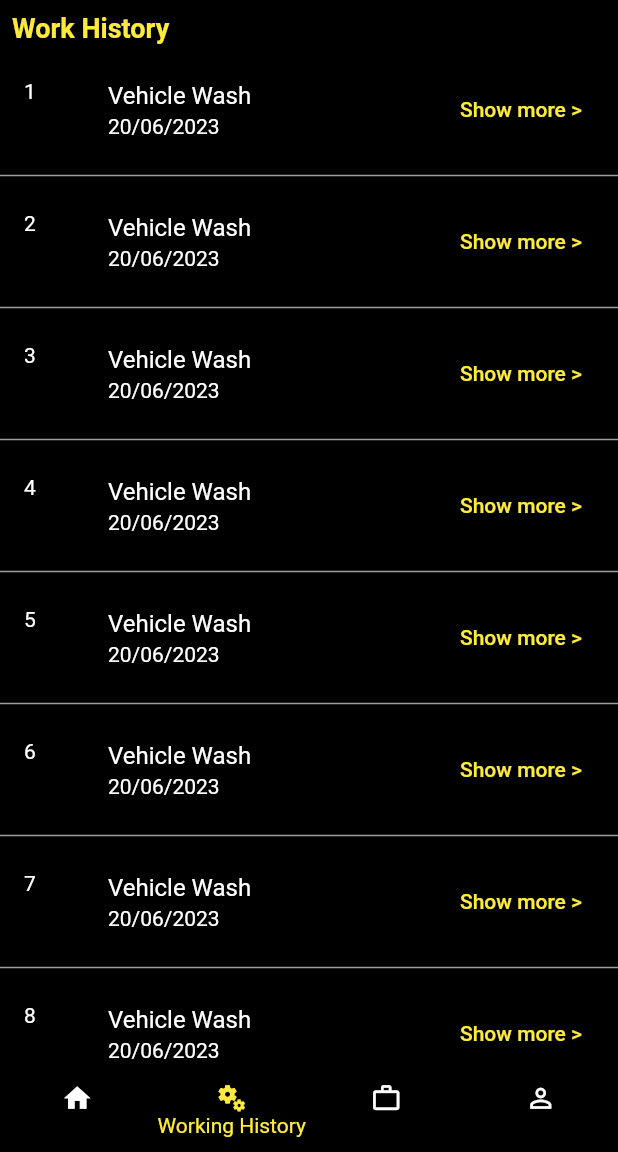
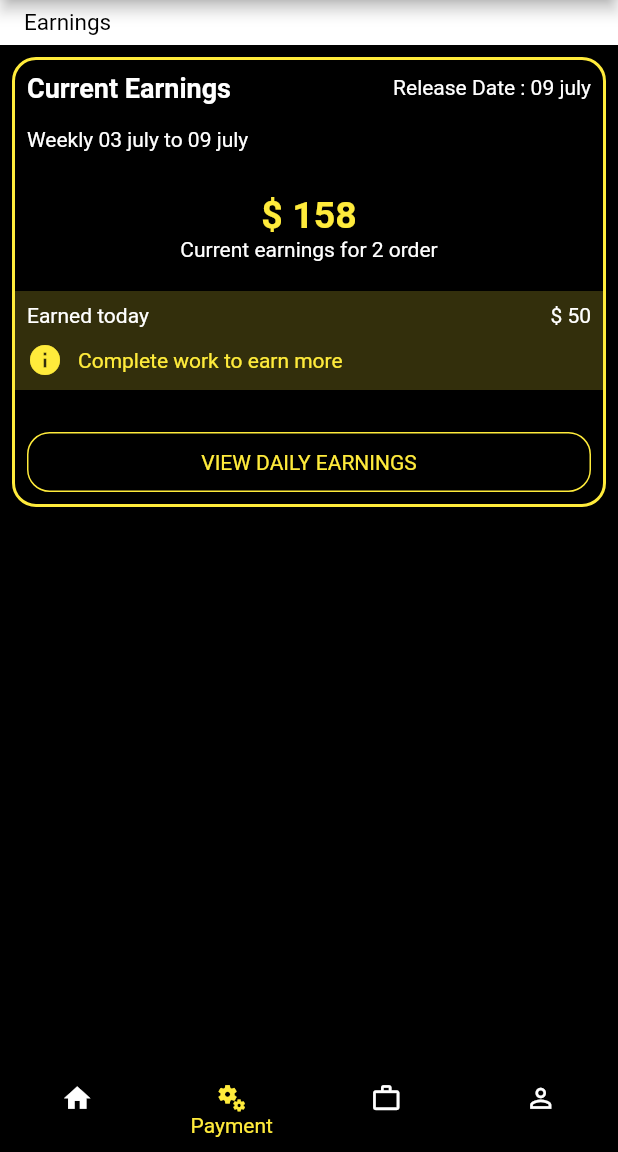
Before and after one commit to SanjuDas567/Service_booki-g, a Flutter app: the MainScreenWorker screen opened directly, item 2 of the bottom bar chosen, on a phone screen of 412 x 824 dp, the part 84-1236 px from its top. Run offline on Flutter 3.47's test engine with Material 2 defaults, Android fonts, the light colour scheme and no system bars; our stand-ins replace calendar_timeline, carousel_slider, dio, get_it, image_picker, nb_utils and 1 more; missing offline and left inert: reviews_slider; accounts and stored records are empty.

Commit message:
worker section income screen ui completed

```diff
--- /dev/null
+++ b/lib/screen/worker/income_screen/income_screen.dart
@@ -0,0 +1,33 @@
+import 'package:flutter/material.dart';
+import 'package:glossy_flossy/screen/worker/income_screen/widgets/amount_card.dart';
+
+class IncomeScreen extends StatelessWidget {
+  const IncomeScreen({super.key});
+
+  @override
+  Widget build(BuildContext context) {
+    return Scaffold(
+      backgroundColor: Colors.black,
+      body: RefreshIndicator(
+        color: Colors.yellow,
+        onRefresh: () async {},
+        child: CustomScrollView(
+          physics: BouncingScrollPhysics(),
+          slivers: [
+            SliverAppBar(
+              floating: true,
+              toolbarHeight: 30,
+              automaticallyImplyLeading: false,
+              backgroundColor: Colors.white,
+              title: Text('Earnings'),
+              titleTextStyle: TextStyle(fontSize: 15, color: Colors.black),
+            ),
+            SliverToBoxAdapter(
+              child: AmountCardWorker(),
+            ),
+          ],
+        ),
+      ),
+    );
+  }
+}
--- /dev/null
+++ b/lib/screen/worker/income_screen/widgets/amount_card.dart
@@ -0,0 +1,152 @@
+import 'package:flutter/material.dart';
+
+class AmountCardWorker extends StatelessWidget {
+  const AmountCardWorker({super.key});
+
+  @override
+  Widget build(BuildContext context) {
+    return Padding(
+      padding: const EdgeInsets.all(8.0),
+      child: Container(
+        decoration: BoxDecoration(
+            color: Colors.black,
+            borderRadius: BorderRadius.circular(16),
+            border: Border.all(
+              color: Colors.yellow,
+              width: 2,
+            )),
+        child: Column(
+          children: [
+            Padding(
+              padding: const EdgeInsets.all(8.0),
+              child: Row(
+                mainAxisAlignment: MainAxisAlignment.spaceBetween,
+                children: [
+                  Expanded(
+                      child: Text(
+                    'Current Earnings',
+                    style: TextStyle(
+                        color: Colors.white,
+                        fontSize: 18,
+                        fontWeight: FontWeight.bold),
+                  )),
+                  Text(
+                    'Release Date : 09 july',
+                    style: TextStyle(
+                      color: Colors.white,
+                    ),
+                  )
+                ],
+              ),
+            ),
+            // SizedBox(
+            //   height: 5,
+            // ),
+            Padding(
+              padding: const EdgeInsets.all(8.0),
+              child: Row(
+                children: [
+                  Expanded(
+                    child: Text(
+                      'Weekly 03 july to 09 july',
+                      style: TextStyle(
+                        color: Colors.white,
+                      ),
+                    ),
+                  )
+                ],
+              ),
+            ),
+            SizedBox(
+              height: 20,
+            ),
+            Text(
+              '\$ 158',
+              style: TextStyle(
+                  color: Colors.yellow,
+                  fontSize: 25,
+                  fontWeight: FontWeight.bold),
+            ),
+            Text(
+              'Current earnings for 2 order',
+              style: TextStyle(
+                color: Colors.white,
+              ),
+            ),
+            SizedBox(
+              height: 20,
+            ),
+            Container(
+              decoration: BoxDecoration(color: Colors.yellow.withOpacity(.2)),
+              child: Padding(
+                padding: const EdgeInsets.all(8.0),
+                child: Column(
+                  children: [
+                    Row(
+                      mainAxisAlignment: MainAxisAlignment.spaceBetween,
+                      children: [
+                        Text(
+                          'Earned today',
+                          style: TextStyle(
+                            color: Colors.white,
+                          ),
+                        ),
+                        Text(
+                          '\$ 50',
+                          style: TextStyle(
+                            color: Colors.white,
+                          ),
+                        ),
+                      ],
+                    ),
+                    SizedBox(
+                      height: 10,
+                    ),
+                    Row(
+                      children: [
+                        Icon(
+                          Icons.info,
+                          color: Colors.yellow,
+                        ),
+                        SizedBox(
+                          width: 10,
+                        ),
+                        Text(
+                          'Complete work to earn more',
+                          style: TextStyle(
+                            color: Colors.yellow,
+                          ),
+                        ),
+                      ],
+                    )
+                  ],
+                ),
+              ),
+            ),
+            SizedBox(
+              height: 20,
+            ),
+            Padding(
+              padding: const EdgeInsets.all(8.0),
+              child: Container(
+                height: 40,
+                width: MediaQuery.of(context).size.width,
+                decoration: BoxDecoration(
+                  border: Border.all(color: Colors.yellow),
+                  color: Colors.black,
+                  borderRadius: BorderRadius.circular(15),
+                ),
+                child: const Center(
+                  child: Text(
+                    'VIEW DAILY EARNINGS',
+                    style: TextStyle(color: Colors.yellow),
+                  ),
+                ),
+              ),
+            ),
+          ],
+        ),
+      ),
+    );
+  }
+}
--- a/lib/screen/worker/main_screen/main_screen_worker.dart
+++ b/lib/screen/worker/main_screen/main_screen_worker.dart
@@ -1,5 +1,6 @@
 import 'package:flutter/material.dart';
 import 'package:glossy_flossy/screen/worker/home_screen/home_screen_worker.dart';
+import 'package:glossy_flossy/screen/worker/income_screen/income_screen.dart';
 import 'package:glossy_flossy/screen/worker/notification_screen/notification_screen_worker.dart';
 import 'package:glossy_flossy/screen/worker/profile_screen/profile_screen_worker.dart';
 import 'package:glossy_flossy/screen/worker/servise_history/service_history_worker.dart';
@@ -19,7 +20,7 @@ class _MainScreenWorkerState extends State<MainScreenWorker> {
   final List _screens = [
     {"screen": HomeScreenWorker()},
     // {"screen": const ChatScreen()},
-    {"screen": const ServiceHistoryWorker()},
+    {"screen": const IncomeScreen()},
     {"screen": const WorkLocationScreen()},
     {"screen": const ProfileScreenWorker()},
   ];
@@ -70,10 +71,22 @@ class _MainScreenWorkerState extends State<MainScreenWorker> {
                 style: TextStyle(color: Colors.white),
               ),
             ),
-            const ListTile(
+            ListTile(
+              onTap: () {
+                Navigator.push(
+                  context,
+                  MaterialPageRoute(
+                    builder: (context) => ServiceHistoryWorker(),
+                  ),
+                );
+              },
               title: Text(
-                'Item 2',
+                'Work Hiistory',
                 style: TextStyle(color: Colors.white),
+              ),
+              leading: Icon(
+                Icons.history,
+                color: Colors.white,
               ),
             ),
           ],
@@ -146,7 +159,7 @@ class _MainScreenWorkerState extends State<MainScreenWorker> {
               color: Colors.white,
             ),
             activeIcon: Icon(Icons.miscellaneous_services_outlined),
-            label: 'Working History',
+            label: 'Payment',
             // backgroundColor: Colors.white24,
           ),
           BottomNavigationBarItem(
--- a/lib/screen/worker/servise_history/service_history_worker.dart
+++ b/lib/screen/worker/servise_history/service_history_worker.dart
@@ -10,18 +10,23 @@ class ServiceHistoryWorker extends StatelessWidget {
       backgroundColor: Colors.black,
       body: CustomScrollView(
         slivers: [
-          SliverToBoxAdapter(
-            child: Padding(
-              padding: const EdgeInsets.all(8.0),
-              child: Text(
-                'Work History',
-                style: TextStyle(
-                    color: Colors.yellow,
-                    fontWeight: FontWeight.bold,
-                    fontSize: 18),
-              ),
-            ),
+          SliverAppBar(
+            pinned: true,
+            backgroundColor: Colors.black,
+            title: Text('Work History'),
           ),
+          // SliverToBoxAdapter(
+          //   child: Padding(
+          //     padding: const EdgeInsets.all(8.0),
+          //     child: Text(
+          //       'Work History',
+          //       style: TextStyle(
+          //           color: Colors.yellow,
+          //           fontWeight: FontWeight.bold,
+          //           fontSize: 18),
+          //     ),
+          //   ),
+          // ),
           SliverList.separated(
             itemCount: 20,
             itemBuilder: (context, index) {
```
